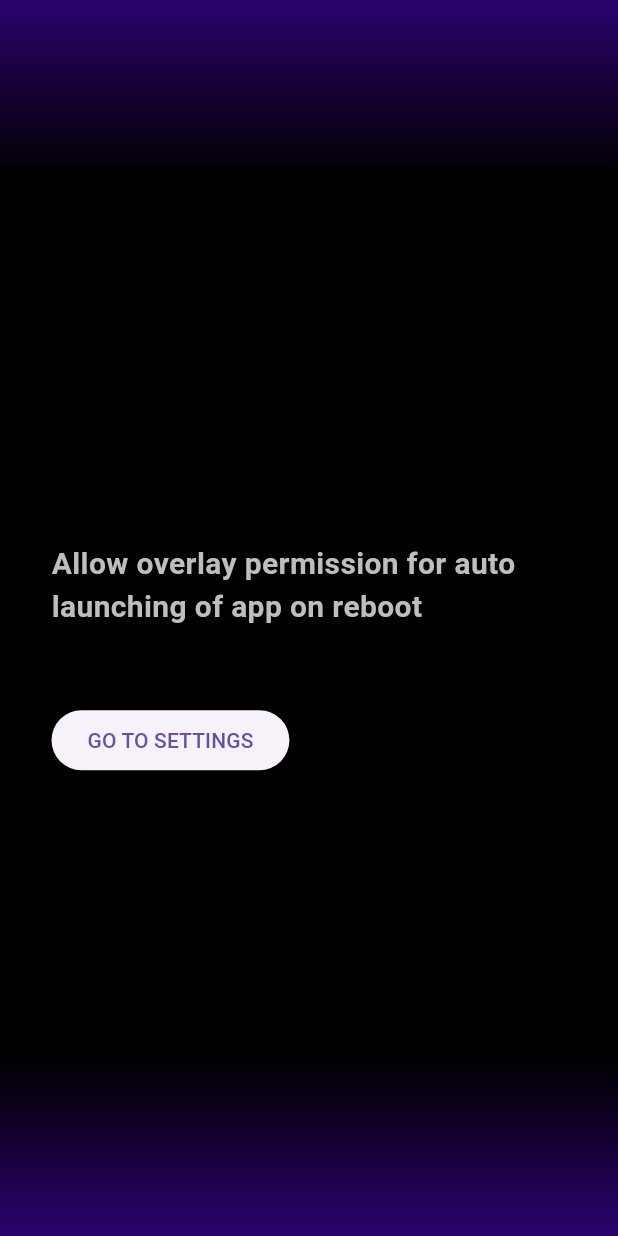
After one commit to ismail-scalgo/DigitalSignage, a Flutter app: the AutoStartPermissionScreen screen opened directly, on a phone screen of 412 x 824 dp. The commit adds this screen. Run offline on Flutter 3.47's test engine with Material 3 defaults, Android fonts, the phone set to English and light mode, and no system bars; our stand-ins replace animated_splash_screen, bloc, connectivity_plus, device_info_plus, flutter_bloc, flutter_cache_manager and 16 more; missing offline and left inert: android_intent_plus, flutter_inappwebview, fullscreen_window, media_kit, media_kit_video and 3 more; accounts and stored records are empty; network calls fail.

Commit message:
integrate auto launch

```diff
--- /dev/null
+++ b/lib/UI/AutoStartPermissionScreen.dart
@@ -0,0 +1,159 @@
+import 'package:digitalsignange/UI/ScreenCodeScreen.dart';
+import 'package:permission_handler/permission_handler.dart';
+import 'package:android_intent_plus/android_intent.dart';
+import 'package:flutter/material.dart';
+
+class AutoStartPermissionScreen extends StatefulWidget {
+  @override
+  State<AutoStartPermissionScreen> createState() =>
+      _AutoStartPermissionScreenState();
+}
+
+class _AutoStartPermissionScreenState extends State<AutoStartPermissionScreen>
+    with WidgetsBindingObserver {
+  bool returnedFromSettings = false;
+
+  late double height;
+  late double width;
+
+  @override
+  void initState() {
+    super.initState();
+    WidgetsBinding.instance.addObserver(this);
+  }
+
+  @override
+  void dispose() {
+    WidgetsBinding.instance.removeObserver(this);
+    super.dispose();
+  }
+
+  @override
+  void didChangeAppLifecycleState(AppLifecycleState state) async {
+    if (state == AppLifecycleState.resumed) {
+      if (await Permission.systemAlertWindow.isGranted) {
+        Navigator.of(context).pushReplacement(
+          PageRouteBuilder(
+            pageBuilder: (context, animation, secondaryAnimation) =>
+                ScreenCodeScreen(),
+            transitionsBuilder:
+                (context, animation, secondaryAnimation, child) {
+              return FadeTransition(
+                opacity: animation,
+                child: child,
+              );
+            },
+            transitionDuration: Duration(seconds: 2),
+          ),
+        );
+
+        //navigate to screen
+        print("NAVIGATEDD   TO  SCREEN");
+      }
+
+      // App returned to foreground (from settings)
+      // setState(() {
+      //   returnedFromSettings = true;
+      // });
+      print("Returned from settings");
+    }
+  }
+
+  @override
+  Widget build(BuildContext context) {
+    height = MediaQuery.of(context).size.height;
+    width = MediaQuery.of(context).size.width;
+    return Scaffold(
+      //  appBar: AppBar(title: Text('Home Page')),
+      // body: Center(
+      //   child: Column(
+      //     mainAxisAlignment: MainAxisAlignment.center,
+      //     children: [
+      //       ElevatedButton(
+      //         onPressed: requestOverlayPermission,
+      //         child: Text('Open Settings'),
+      //       ),
+      //       SizedBox(height: 20),
+      //       Text(
+      //         returnedFromSettings ? 'Returned from Settings' : 'Go to Settings',
+      //         style: TextStyle(fontSize: 18),
+      //       ),
+      //     ],
+      //   ),
+      // ),
+
+      body: pairDeviceWidget(),
+    );
+  }
+
+  void requestOverlayPermission() async {
+    if (!await Permission.systemAlertWindow.isGranted) {
+      final intent = AndroidIntent(
+        action: 'android.settings.action.MANAGE_OVERLAY_PERMISSION',
+        data: 'package:your.package.name',
+      );
+      await intent.launch();
+    }
+  }
+
+  Widget pairDeviceWidget() {
+    return Container(
+      decoration: BoxDecoration(
+        gradient: LinearGradient(
+          // transform: GradientRotation(0.3),
+          tileMode: TileMode.mirror,
+          colors: [
+            Color.fromARGB(255, 43, 2, 109),
+            Color.fromARGB(255, 0, 0, 0),
+            Color.fromARGB(255, 0, 0, 0),
+            Color.fromARGB(255, 0, 0, 0),
+            Color.fromARGB(255, 0, 0, 0),
+            Color.fromARGB(255, 0, 0, 0),
+            Color.fromARGB(255, 0, 0, 0),
+            Color.fromARGB(255, 43, 2, 109),
+          ],
+          begin: Alignment.topCenter,
+          end: Alignment.bottomCenter,
+        ),
+      ),
+      height: height,
+      width: width,
+      child: Column(
+        mainAxisAlignment: MainAxisAlignment.center,
+        crossAxisAlignment: CrossAxisAlignment.center,
+        children: [
+          SizedBox(
+            height: height / 15,
+          ),
+          Container(
+            // color: Colors.white,
+            height: height / 1.2,
+            width: width / 1.2,
+            child: Column(
+              mainAxisAlignment: MainAxisAlignment.center,
+              crossAxisAlignment: CrossAxisAlignment.start,
+              children: [
+                Text(
+                  "Allow overlay permission for auto launching of app on reboot",
+                  style: TextStyle(
+                      color: const Color.fromARGB(255, 190, 190, 190),
+                      fontSize: 20,
+                      // fontSize: width / 50,
+                      fontWeight: FontWeight.bold),
+                ),
+                SizedBox(
+                  height: 50,
+                ),
+                ElevatedButton(
+                    onPressed: () {
+                      requestOverlayPermission();
+                    },
+                    child: Text("GO TO SETTINGS"))
+              ],
+            ),
+          ),
+        ],
+      ),
+    );
+  }
+}
--- a/lib/main.dart
+++ b/lib/main.dart
@@ -4,6 +4,7 @@ import 'dart:developer';
 
 import 'package:animated_splash_screen/animated_splash_screen.dart';
 import 'package:digitalsignange/ControllerWidget.dart';
+import 'package:digitalsignange/UI/ControllerScreen.dart';
 import 'package:digitalsignange/UI/LaunchingScreen.dart';
 import 'package:digitalsignange/BLOC/LayoutBloc/layoutbloc_bloc.dart';
 
@@ -36,10 +37,12 @@ class MyApp extends StatelessWidget {
 
   @override
   Widget build(BuildContext context) {
+    print("MAIN METHOD CALLEDDD");
     return MaterialApp(
         home: AnimatedSplashScreen(
       splash: SplashScreen(),
-      nextScreen: ScreenCodeScreen(),
+      // nextScreen: ScreenCodeScreen(),
+      nextScreen: Controllerscreen(),
       backgroundColor: Colors.black,
       duration: 3000,
       splashTransition: SplashTransition.fadeTransition,
--- a/pubspec.yaml
+++ b/pubspec.yaml
@@ -63,10 +63,11 @@ dependencies:
   # flutter_vlc_player: ^7.4.2
   internet_connection_checker_plus: ^2.5.2
   hive: ^2.2.3
-  stream_video_push_notification: ^0.4.1
-  stream_video: ^0.4.1
+
   youtube_player_flutter: ^9.0.4
   webview_flutter: ^4.10.0
+  permission_handler: ^11.3.1
+  android_intent_plus: ^5.3.0
 
 
 
```
Also changed, not shown: lib/Costants.dart (+4 -4 lines), lib/UI/ControllerScreen.dart (added, +73 -0 lines), lib/UI/SplashScreen.dart (+31 -36 lines), pubspec.lock, 8 other files.
